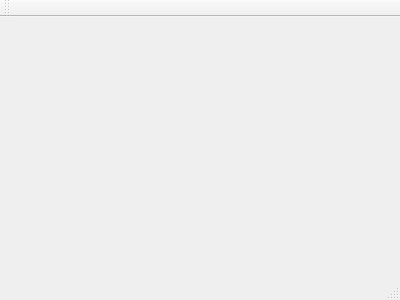
monsty/licenserecognizer, file Server/mainwindow.ui: the form before one commit.
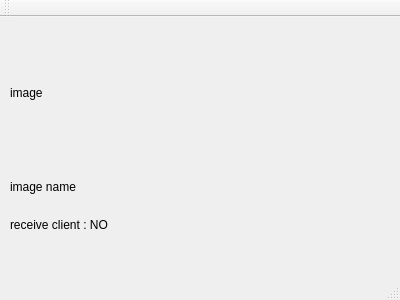
The form after the commit.

Commit message: ajout d'un gui pour le serveur

```diff
--- a/Server/mainwindow.ui
+++ b/Server/mainwindow.ui
@@ -12,13 +12,68 @@
   <property name="windowTitle" >
    <string>MainWindow</string>
   </property>
-  <widget class="QMenuBar" name="menuBar" />
-  <widget class="QToolBar" name="mainToolBar" />
-  <widget class="QWidget" name="centralWidget" />
-  <widget class="QStatusBar" name="statusBar" />
+  <widget class="QWidget" name="centralWidget">
+   <widget class="QLabel" name="label">
+    <property name="geometry">
+     <rect>
+      <x>10</x>
+      <y>10</y>
+      <width>321</width>
+      <height>131</height>
+     </rect>
+    </property>
+    <property name="text">
+     <string>image</string>
+    </property>
+   </widget>
+   <widget class="QLabel" name="label_2">
+    <property name="geometry">
+     <rect>
+      <x>10</x>
+      <y>200</y>
+      <width>151</width>
+      <height>16</height>
+     </rect>
+    </property>
+    <property name="text">
+     <string>receive client : NO</string>
+    </property>
+   </widget>
+   <widget class="QLabel" name="label_3">
+    <property name="geometry">
+     <rect>
+      <x>10</x>
+      <y>160</y>
+      <width>291</width>
+      <height>20</height>
+     </rect>
+    </property>
+    <property name="text">
+     <string>image name</string>
+    </property>
+   </widget>
+  </widget>
+  <widget class="QMenuBar" name="menuBar">
+   <property name="geometry">
+    <rect>
+     <x>0</x>
+     <y>0</y>
+     <width>400</width>
+     <height>26</height>
+    </rect>
+   </property>
+  </widget>
+  <widget class="QToolBar" name="mainToolBar">
+   <attribute name="toolBarArea">
+    <enum>TopToolBarArea</enum>
+   </attribute>
+   <attribute name="toolBarBreak">
+    <bool>false</bool>
+   </attribute>
+  </widget>
+  <widget class="QStatusBar" name="statusBar"/>
  </widget>
- <layoutDefault spacing="6" margin="11" />
- <pixmapfunction></pixmapfunction>
+ <layoutdefault spacing="6" margin="11"/>
  <resources/>
  <connections/>
 </ui>
```
Left out of the diff: 7 changed lines with no effect on the pictures.
